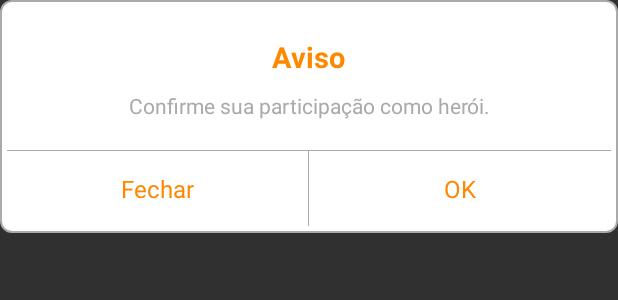
After one commit to ManuJS/peoplehero, an Android app: the layout dialog_help.xml on its own in the app's theme, with its tools: preview values and no code run, on a phone screen of 412 x 824 dp. The commit adds this screen. Shown: the top 300 px of the screen. Run offline under Robolectric (Android 15) with nearby library versions, the phone set to English and light mode, and no system bars.

```diff
--- a/app/src/main/java/com/peoplehero/mauriciomartins/peoplehero/contract/Map.java
+++ b/app/src/main/java/com/peoplehero/mauriciomartins/peoplehero/contract/Map.java
@@ -30,6 +30,8 @@ public interface Map {
         void saveLocation(double latitude, double longitude);
         void saveUserInfo(int iduser, String uid);
         void route(String latitude, String longitude);
+
+        double distance(double D2, double D3, double E2, double E3);
     }
 
     static interface Interactor{
--- /dev/null
+++ b/app/src/main/res/layout/dialog_help.xml
@@ -0,0 +1,81 @@
+<?xml version="1.0" encoding="utf-8"?>
+<RelativeLayout
+    xmlns:android="http://schemas.android.com/apk/res/android"
+    android:layout_width="match_parent"
+    android:layout_height="wrap_content"
+    android:background="@drawable/popup_background"
+    >
+
+    <TextView
+        android:id="@+id/dialog_title"
+        android:layout_width="wrap_content"
+        android:layout_height="wrap_content"
+        android:layout_centerHorizontal="true"
+        android:layout_marginTop="20dp"
+        android:text="@string/warning"
+        android:textColor="@android:color/holo_orange_dark"
+        android:textSize="19sp"
+        android:textStyle="bold" />
+
+    <TextView
+        android:id="@+id/dialog_message"
+        android:layout_width="wrap_content"
+        android:layout_height="wrap_content"
+        android:layout_below="@+id/dialog_title"
+        android:text="@string/dialog_help_message"
+        android:gravity="center_horizontal"
+        android:layout_centerHorizontal="true"
+        android:textColor="@android:color/darker_gray"
+        android:layout_marginTop="10dp"
+        />
+    <View
+        android:id="@+id/darkgrey_line"
+        android:layout_marginTop="20dp"
+        android:layout_below="@id/dialog_message"
+        android:layout_width="match_parent"
+        android:layout_height="0.6dp"
+        android:background="@android:color/darker_gray"/>
+    <LinearLayout
+        android:layout_below="@id/darkgrey_line"
+        android:layout_width="match_parent"
+        android:orientation="horizontal"
+        android:layout_height="50dp"
+        android:weightSum="1"
+        >
+        <RelativeLayout
+            android:id="@+id/btnCancel"
+            android:layout_width="0dp"
+            android:layout_weight="0.5"
+            android:gravity="center"
+            android:layout_height="match_parent">
+
+            <TextView
+                android:layout_width="wrap_content"
+                android:layout_height="match_parent"
+                android:gravity="center_vertical"
+                android:text="@string/cancel"
+                android:textColor="@android:color/holo_orange_dark"
+                android:textSize="16sp" />
+        </RelativeLayout>
+        <View
+            android:layout_width="0.6dp"
+            android:layout_height="match_parent"
+            android:background="@android:color/darker_gray"/>
+        <RelativeLayout
+            android:id="@+id/btnConfirm"
+            android:layout_width="0dp"
+            android:layout_weight="0.5"
+            android:gravity="center"
+            android:layout_height="match_parent">
+
+            <TextView
+                android:layout_width="wrap_content"
+                android:layout_height="match_parent"
+                android:layout_centerVertical="true"
+                android:gravity="center_vertical"
+                android:text="@string/confirm"
+                android:textColor="@android:color/holo_orange_dark"
+                android:textSize="16sp" />
+        </RelativeLayout>
+    </LinearLayout>
+</RelativeLayout>
--- a/app/src/main/res/values/strings.xml
+++ b/app/src/main/res/values/strings.xml
@@ -6,7 +6,7 @@
     <string name="google_maps_key" templateMergeStrategy="preserve" translatable="false">AIzaSyBWofLee10d5hV1MYUrmECF8o3EXgfz8fE</string>
     <string name="facebook_app_id">241662623005279</string>
     <string name="fb_login_protocol_scheme">fb241662623005279</string>
-    <string name="dialog_message">Confirmar ajuda?</string>
+    <string name="dialog_message">Confirme sua participaçao herói.</string>
     <string name="dialog_route_message">Escolha uma opção de trajeto\npara seguir em frente e ser\num herói!</string>
     <string name="help">Ajudar</string>
     <string name="cancel">Fechar</string>
@@ -17,4 +17,7 @@
     <string name="waze_url">waze://?ll=%1$s, %2$s&amp;navigate=yes</string>
     <string name="googlemaps">Google Maps</string>
     <string name="googlemaps_url">google.navigation:q=%1$s,%2$s</string>
+    <string name="confirm">OK</string>
+    <string name="dialog_help_message">Confirme sua participação como herói.</string>
+    <string name="warning">Aviso</string>
 </resources>
```
Also changed, not shown: app/src/main/java/com/peoplehero/mauriciomartins/peoplehero/ViewModel/MapModelView.java (+27 -3 lines), app/src/main/java/com/peoplehero/mauriciomartins/peoplehero/ViewModel/pojo/MapPoint.java (+18 -0 lines), app/src/main/java/com/peoplehero/mauriciomartins/peoplehero/presenter/MapPresenter.java (+21 -1 lines), app/src/main/java/com/peoplehero/mauriciomartins/peoplehero/view/MapActivity.java (+70 -15 lines).
